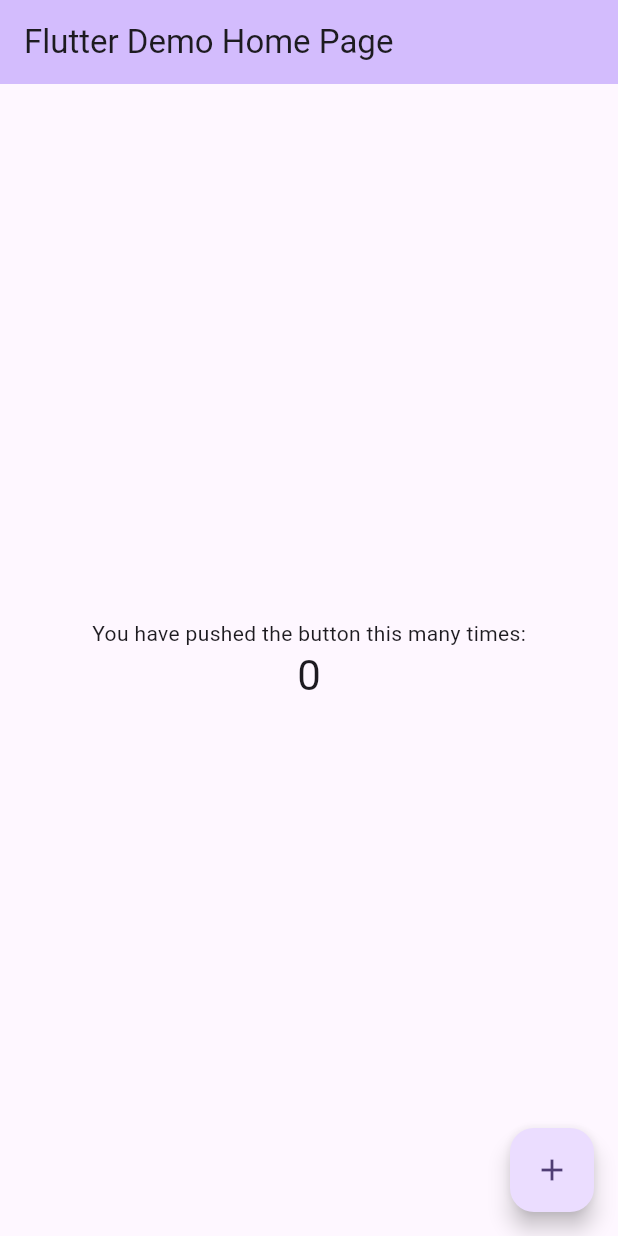
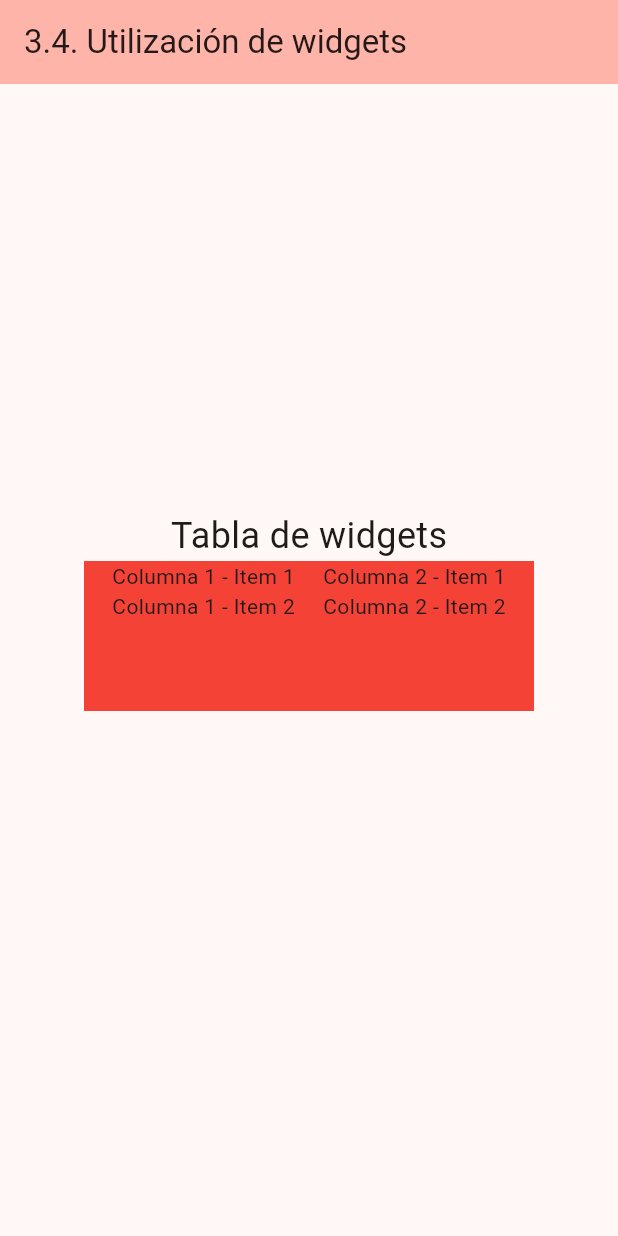
Before and after one commit to elizabethRamosUdg/LDSW_3.4.-Utilizaci-n-de-widgets, a Flutter app: the screen it shows after launch, on a phone screen of 412 x 824 dp. Run offline on Flutter 3.47's test engine with Material 3 defaults, Android fonts, the phone set to English and light mode, and no system bars.

Commit message:
Include widgets

```diff
--- a/lib/main.dart
+++ b/lib/main.dart
@@ -11,7 +11,7 @@ class MyApp extends StatelessWidget {
   @override
   Widget build(BuildContext context) {
     return MaterialApp(
-      title: 'Flutter Demo',
+      title: '3.4. Utilización de widgets',
       theme: ThemeData(
         // This is the theme of your application.
         //
@@ -28,9 +28,11 @@ class MyApp extends StatelessWidget {
         //
         // This works for code too, not just values: Most code changes can be
         // tested with just a hot reload.
-        colorScheme: ColorScheme.fromSeed(seedColor: Colors.deepPurple),
+        colorScheme: ColorScheme.fromSeed(
+          seedColor: const Color.fromARGB(255, 92, 17, 11),
+        ),
       ),
-      home: const MyHomePage(title: 'Flutter Demo Home Page'),
+      home: const MyHomePage(title: '3.4. Utilización de widgets'),
     );
   }
 }
@@ -54,71 +56,61 @@ class MyHomePage extends StatefulWidget {
 }
 
 class _MyHomePageState extends State<MyHomePage> {
-  int _counter = 0;
-
-  void _incrementCounter() {
-    setState(() {
-      // This call to setState tells the Flutter framework that something has
-      // changed in this State, which causes it to rerun the build method below
-      // so that the display can reflect the updated values. If we changed
-      // _counter without calling setState(), then the build method would not be
-      // called again, and so nothing would appear to happen.
-      _counter++;
-    });
-  }
-
-  //Text, Row, Column, Stack y Container
-
+  // Aqui meteremos los widgets a usar
   @override
   Widget build(BuildContext context) {
-    // This method is rerun every time setState is called, for instance as done
-    // by the _incrementCounter method above.
-    //
-    // The Flutter framework has been optimized to make rerunning build methods
-    // fast, so that you can just rebuild anything that needs updating rather
-    // than having to individually change instances of widgets.
+    // Vamos a dejar un scaffold para poder agregar despues elementos
+    // como AppBar, Body, Bottom Navigation, Footers etc.
     return Scaffold(
       appBar: AppBar(
-        // TRY THIS: Try changing the color here to a specific color (to
-        // Colors.amber, perhaps?) and trigger a hot reload to see the AppBar
-        // change color while the other colors stay the same.
         backgroundColor: Theme.of(context).colorScheme.inversePrimary,
-        // Here we take the value from the MyHomePage object that was created by
-        // the App.build method, and use it to set our appbar title.
         title: Text(widget.title),
       ),
+      // Vamos a centrar el body
       body: Center(
-        // Center is a layout widget. It takes a single child and positions it
-        // in the middle of the parent.
-        child: Column(
-          // Column is also a layout widget. It takes a list of children and
-          // arranges them vertically. By default, it sizes itself to fit its
-          // children horizontally, and tries to be as tall as its parent.
-          //
-          // Column has various properties to control how it sizes itself and
-          // how it positions its children. Here we use mainAxisAlignment to
-          // center the children vertically; the main axis here is the vertical
-          // axis because Columns are vertical (the cross axis would be
-          // horizontal).
-          //
-          // TRY THIS: Invoke "debug painting" (choose the "Toggle Debug Paint"
-          // action in the IDE, or press "p" in the console), to see the
-          // wireframe for each widget.
-          mainAxisAlignment: MainAxisAlignment.center,
-          children: <Widget>[
-            const Text('You have pushed the button this many times:'),
-            Text(
-              '$_counter',
-              style: Theme.of(context).textTheme.headlineMedium,
-            ),
-          ],
+        // Meter todo en un container
+        child: Container(
+          alignment: Alignment.center,
+          width: 300,
+          height: 200,
+          // Y vamos a crear una tabla usando widgets
+          child: Column(
+            children: [
+              Row(
+                // Alinearlo al centro
+                mainAxisAlignment: MainAxisAlignment.center,
+                children: [
+                  Text('Tabla de widgets', style: TextStyle(fontSize: 24)),
+                ],
+              ),
+              Stack(
+                children: [
+                  Container(width: 400, height: 100, color: Colors.red),
+                  Row(
+                    mainAxisAlignment: MainAxisAlignment.spaceEvenly,
+                    children: [
+                      Column(
+                        mainAxisAlignment: MainAxisAlignment.center,
+                        children: const [
+                          Text('Columna 1 - Item 1'),
+                          Text('Columna 1 - Item 2'),
+                        ],
+                      ),
+                      Column(
+                        mainAxisAlignment: MainAxisAlignment.center,
+                        children: [
+                          Text('Columna 2 - Item 1'),
+                          Text('Columna 2 - Item 2'),
+                        ],
+                      ),
+                    ],
+                  ),
+                ],
+              ),
+            ],
+          ),
         ),
       ),
-      floatingActionButton: FloatingActionButton(
-        onPressed: _incrementCounter,
-        tooltip: 'Increment',
-        child: const Icon(Icons.add),
-      ), // This trailing comma makes auto-formatting nicer for build methods.
     );
   }
 }
```
